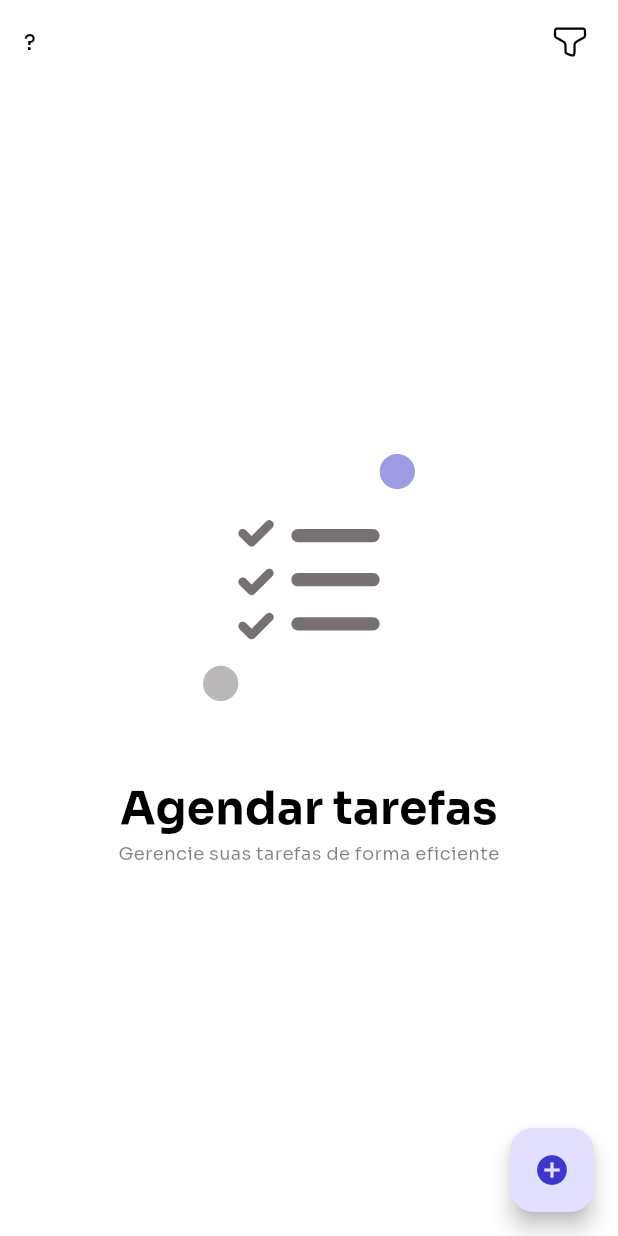
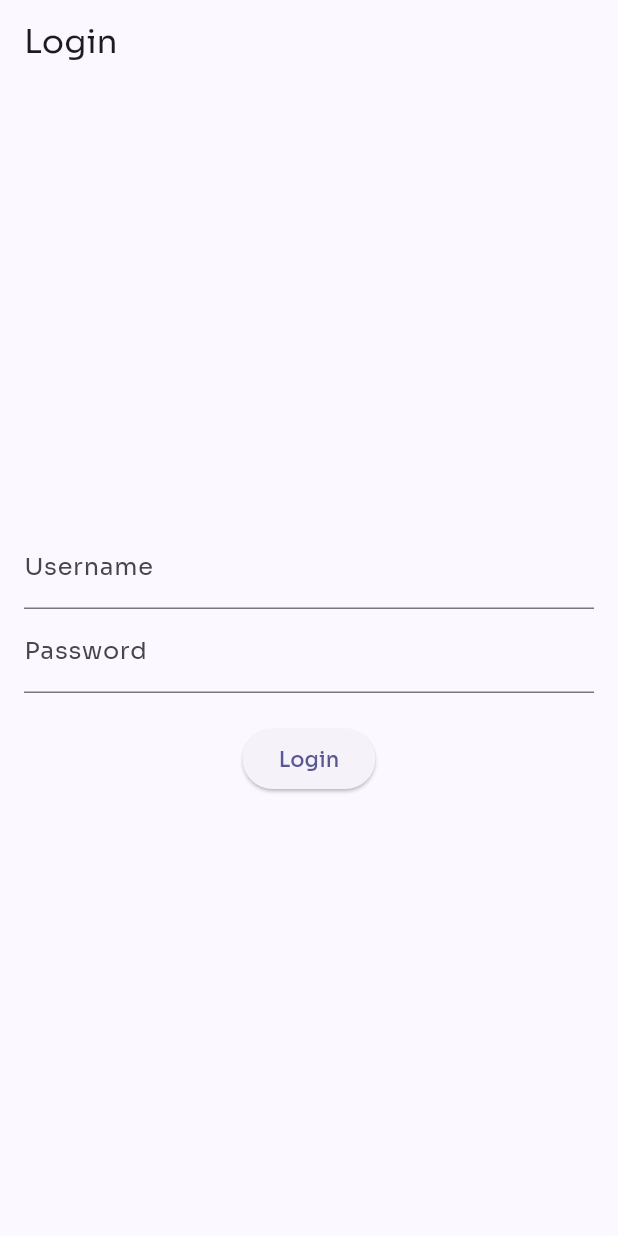
Before and after one commit to rodrigodiasflamia/projetoDesenvolvimentoMobile, a Flutter app: the screen it shows after launch, on a phone screen of 412 x 824 dp. Run offline on Flutter 3.47's test engine with Material 3 defaults, Android fonts, the light colour scheme and no system bars; our stand-ins replace flutter_bloc, flutter_svg, shared_preferences, table_calendar.

Commit message:
Criado tela de login e ajustado mapeamento na tela

```diff
--- /dev/null
+++ b/lib/login.dart
@@ -0,0 +1,39 @@
+import 'package:flutter/material.dart';
+import 'package:imake/routes/pages.dart';
+
+class Login extends StatelessWidget {
+  @override
+  Widget build(BuildContext context) {
+    return Scaffold(
+      appBar: AppBar(
+        title: Text('Login'),
+      ),
+      body: Padding(
+        padding: const EdgeInsets.all(16.0),
+        child: Column(
+          mainAxisAlignment: MainAxisAlignment.center,
+          children: [
+            TextField(
+              decoration: InputDecoration(
+                labelText: 'Username',
+              ),
+            ),
+            TextField(
+              decoration: InputDecoration(
+                labelText: 'Password',
+              ),
+              obscureText: true,
+            ),
+            SizedBox(height: 20),
+            ElevatedButton(
+              onPressed: () {
+                Navigator.pushReplacementNamed(context, Pages.home);
+              },
+              child: Text('Login'),
+            ),
+          ],
+        ),
+      ),
+    );
+  }
+}
--- a/lib/main.dart
+++ b/lib/main.dart
@@ -9,6 +9,7 @@ import 'package:imake/tasks/data/repository/task_repository.dart';
 import 'package:imake/tasks/presentation/bloc/tasks_bloc.dart';
 import 'package:imake/utils/color_palette.dart';
 import 'package:intl/date_symbol_data_local.dart';
+import 'package:imake/login.dart';
 
 Future<void> main() async {
   WidgetsFlutterBinding.ensureInitialized();
--- a/lib/routes/app_router.dart
+++ b/lib/routes/app_router.dart
@@ -6,11 +6,16 @@ import 'package:imake/tasks/presentation/pages/new_task_screen.dart';
 import 'package:imake/tasks/presentation/pages/tasks_screen.dart';
 import 'package:imake/tasks/presentation/pages/update_task_screen.dart';
 
-import '../page_not_found.dart';
+import 'package:imake/page_not_found.dart';
+import 'package:imake/login.dart';
 
 Route onGenerateRoute(RouteSettings routeSettings) {
   switch (routeSettings.name) {
     case Pages.initial:
+      return MaterialPageRoute(
+        builder: (context) => Login(),
+      );
+    case Pages.home:
       return MaterialPageRoute(
         builder: (context) => const TasksScreen(),
       );
```
